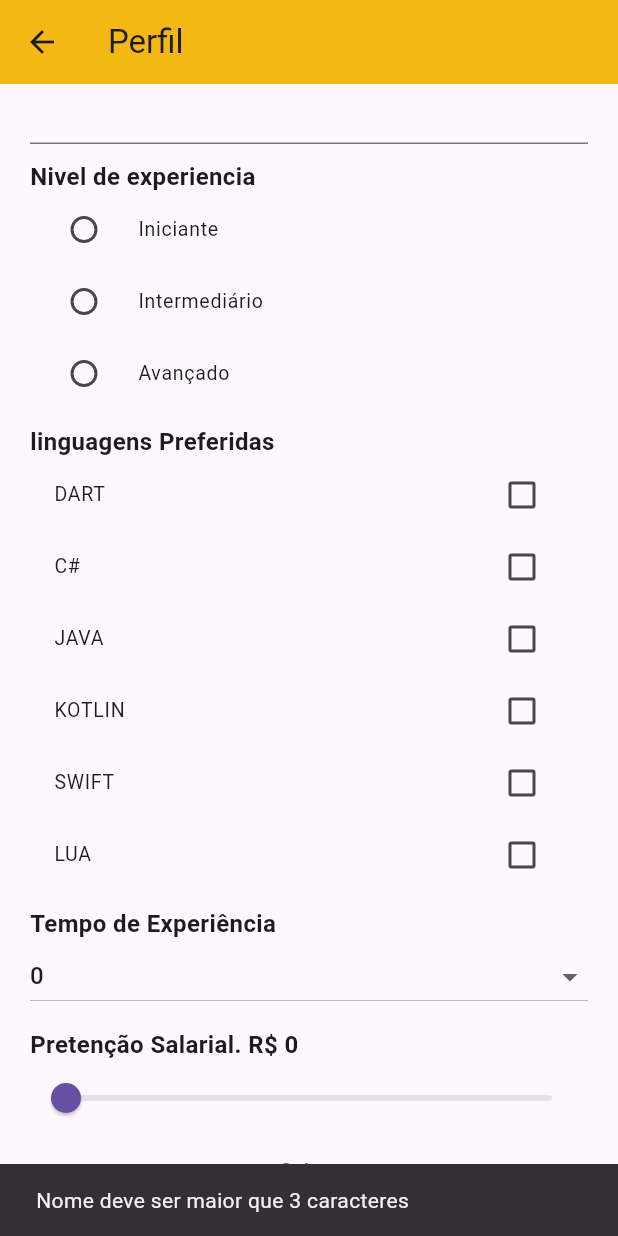
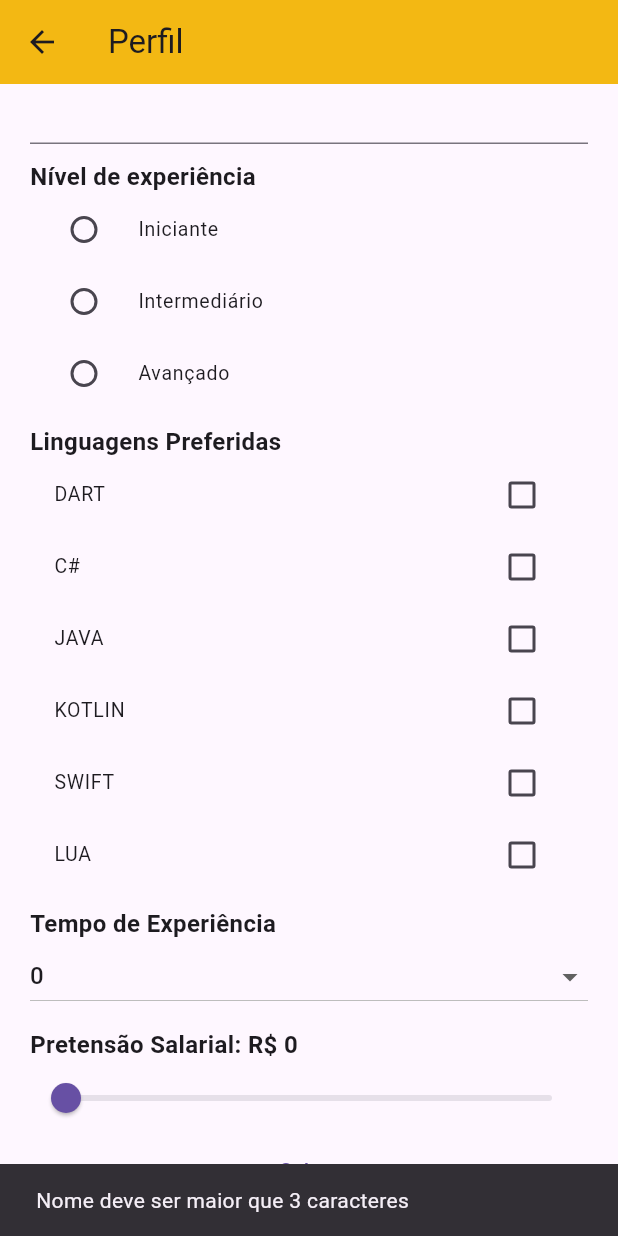
Before and after one commit to CelioFsDev/shared_preferences, a Flutter app: the TrilhaDadosCadastrais screen opened directly, scrolled down 142 dp, after a tap on "Salvar", on a phone screen of 412 x 824 dp. Run offline on Flutter 3.47's test engine with Material 3 defaults, Android fonts, the phone set to English and light mode, and no system bars; our stand-ins replace shared_preferences; accounts and stored records are empty.

Commit message:
refactor all

```diff
--- a/lib/main.dart
+++ b/lib/main.dart
@@ -1,5 +1,5 @@
 import 'package:flutter/material.dart';
-import 'package:shared_preferences/my_app.dart';
+import 'package:shared_preferences_dio/my_app.dart';
 
 void main(List<String> args) {
   runApp(TrilhaMyApp());
--- a/lib/my_app.dart
+++ b/lib/my_app.dart
@@ -1,16 +1,44 @@
 import 'package:flutter/material.dart';
-import 'package:shared_preferences/pages/drawer_page.dart';
-import 'package:shared_preferences/pages/login_page.dart';
+import 'package:shared_preferences/shared_preferences.dart';
+import 'package:shared_preferences_dio/pages/login_page.dart';
 
-class TrilhaMyApp extends StatelessWidget {
+class TrilhaMyApp extends StatefulWidget {
   const TrilhaMyApp({super.key});
 
   @override
+  State<TrilhaMyApp> createState() => _TrilhaMyAppState();
+}
+
+class _TrilhaMyAppState extends State<TrilhaMyApp> {
+  bool temaEscuro = false;
+  bool carregando = true;
+
+  @override
+  void initState() {
+    super.initState();
+    carregarPreferencias();
+  }
+
+  void carregarPreferencias() async {
+    final prefs = await SharedPreferences.getInstance();
+    final temaSalvo = prefs.getBool('tema_escuro') ?? false;
+
+    setState(() {
+      temaEscuro = temaSalvo;
+      carregando = false;
+    });
+  }
+
+  @override
   Widget build(BuildContext context) {
+    if (carregando) {
+      return const SizedBox.shrink(); // ou uma tela de loading
+    }
+
     return MaterialApp(
       debugShowCheckedModeBanner: false,
-      //theme: ThemeData.dark(),
-      home: TrilhaLoginPage(),
+      theme: temaEscuro ? ThemeData.dark() : ThemeData.light(),
+      home: const TrilhaLoginPage(),
     );
   }
 }
--- a/lib/pages/cardDetail.dart
+++ b/lib/pages/cardDetail.dart
@@ -1,5 +1,5 @@
 import 'package:flutter/material.dart';
-import 'package:shared_preferences/model/card_detail.dart';
+import 'package:shared_preferences_dio/model/card_detail.dart';
 
 class CardDetailPage extends StatelessWidget {
   final CardDetail cardDetail;
--- a/lib/pages/card_page.dart
+++ b/lib/pages/card_page.dart
@@ -1,7 +1,7 @@
 import 'package:flutter/material.dart';
-import 'package:shared_preferences/model/card_detail.dart';
-import 'package:shared_preferences/pages/cardDetail.dart';
-import 'package:shared_preferences/repositories/card_detail_repository.dart';
+import 'package:shared_preferences_dio/model/card_detail.dart';
+import 'package:shared_preferences_dio/pages/cardDetail.dart';
+import 'package:shared_preferences_dio/repositories/card_detail_repository.dart';
 
 class CardPage extends StatefulWidget {
   const CardPage({super.key});
--- a/lib/pages/dados_cadastrais.dart
+++ b/lib/pages/dados_cadastrais.dart
@@ -1,12 +1,11 @@
 import 'package:flutter/material.dart';
-import 'package:shared_preferences/repositories/linguagens_repository.dart';
-import 'package:shared_preferences/repositories/nivel_repository.dart';
-import 'package:shared_preferences/shared/widgets/text_label.dart';
+import 'package:shared_preferences/shared_preferences.dart';
+import 'package:shared_preferences_dio/repositories/linguagens_repository.dart';
+import 'package:shared_preferences_dio/repositories/nivel_repository.dart';
+import 'package:shared_preferences_dio/shared/widgets/text_label.dart';
 
 class TrilhaDadosCadastrais extends StatefulWidget {
-  const TrilhaDadosCadastrais({
-    super.key,
-  });
+  const TrilhaDadosCadastrais({super.key});
 
   @override
   State<TrilhaDadosCadastrais> createState() => _TrilhaDadosCadastraisState();
@@ -14,30 +13,60 @@ class TrilhaDadosCadastrais extends StatefulWidget {
 
 class _TrilhaDadosCadastraisState extends State<TrilhaDadosCadastrais> {
   TextEditingController nomeController = TextEditingController(text: '');
-  var dataNacimentoController = TextEditingController(text: '');
+  TextEditingController dataNacimentoController =
+      TextEditingController(text: '');
   DateTime? dataNacimento;
+
   var niveis = [];
   var nivelRepository = NivelRepository();
   var nivelSelecionado = '';
+
   var linguagens = [];
   var linguagensRepository = LinguagensRepository();
-  var linguagensSelecionadas = [];
+  var linguagensSelecionadas = <String>[];
+
   double salarioEscolhido = 0;
   int tempoExperiencia = 0;
   bool salvando = false;
 
+  late SharedPreferences prefs;
+
+  final String CHAVE_NOME = 'nome';
+  final String CHAVE_DATA = 'data_nascimento';
+  final String CHAVE_NIVEL = 'nivel';
+  final String CHAVE_LINGUAGENS = 'linguagens';
+  final String CHAVE_TEMPO = 'tempo';
+  final String CHAVE_SALARIO = 'salario';
+
   @override
   void initState() {
+    super.initState();
     niveis = nivelRepository.retornaNiveis();
     linguagens = linguagensRepository.retornaLinguagens();
-    super.initState();
+    carregarDados();
   }
 
-  //essa forma fica disponivel onde esta criado
+  Future<void> carregarDados() async {
+    prefs = await SharedPreferences.getInstance();
+
+    setState(() {
+      nomeController.text = prefs.getString(CHAVE_NOME) ?? '';
+      dataNacimentoController.text = prefs.getString(CHAVE_DATA) ?? '';
+      nivelSelecionado = prefs.getString(CHAVE_NIVEL) ?? '';
+      linguagensSelecionadas = prefs.getStringList(CHAVE_LINGUAGENS) ?? [];
+      tempoExperiencia = prefs.getInt(CHAVE_TEMPO) ?? 0;
+      salarioEscolhido = prefs.getDouble(CHAVE_SALARIO) ?? 0;
+    });
+
+    if (dataNacimentoController.text.isNotEmpty) {
+      dataNacimento = DateTime.tryParse(dataNacimentoController.text);
+    }
+  }
+
   Text returntext(String texto) {
     return Text(
       texto,
-      style: TextStyle(fontSize: 16, fontWeight: FontWeight.w700),
+      style: const TextStyle(fontSize: 16, fontWeight: FontWeight.w700),
     );
   }
 
@@ -59,48 +88,38 @@ class _TrilhaDadosCadastraisState extends State<TrilhaDadosCadastrais> {
     return Scaffold(
       appBar: AppBar(
         backgroundColor: Colors.amber,
-        title: Text('Perfil'),
+        title: const Text('Perfil'),
       ),
       body: SafeArea(
         child: Padding(
           padding: const EdgeInsets.symmetric(horizontal: 20, vertical: 20),
           child: salvando
-              ? Center(child: CircularProgressIndicator())
+              ? const Center(child: CircularProgressIndicator())
               : ListView(
                   children: [
-                    //Uma forma de add um texto por função criando widgets
-                    TextLabel(
-                      texto: 'Name',
-                    ),
+                    const TextLabel(texto: 'Nome'),
+                    TextField(controller: nomeController),
+                    const TextLabel(texto: 'Data de nascimento'),
                     TextField(
-                      controller: nomeController,
-                    ),
-                    //Uma forma de add um texto por widgets
-                    TextLabel(
-                      texto: 'Data de nascimento',
-                    ),
-
-                    TextField(
-                      readOnly: true, //para não fazer a escrita
+                      readOnly: true,
                       controller: dataNacimentoController,
                       onTap: () async {
                         var data = await showDatePicker(
                           context: context,
                           initialDate: DateTime(2000, 1, 1),
                           firstDate: DateTime(1900, 1, 1),
-                            lastDate: DateTime(2023, 12, 31));
+                          lastDate: DateTime(2025, 12, 31),
+                        );
                         if (data != null) {
                           dataNacimentoController.text = data.toString();
                           dataNacimento = data;
                         }
                       },
                     ),
-                    TextLabel(
-                      texto: 'Nivel de experiencia ',
-                    ),
+                    const TextLabel(texto: 'Nível de experiência'),
                     Column(
-                        children: niveis
-                            .map((nivel) => RadioListTile(
+                      children: niveis.map((nivel) {
+                        return RadioListTile(
                           dense: true,
                           title: Text(nivel.toString()),
                           selected: nivelSelecionado == nivel,
@@ -110,33 +129,31 @@ class _TrilhaDadosCadastraisState extends State<TrilhaDadosCadastrais> {
                             setState(() {
                               nivelSelecionado = value.toString();
                             });
-                                }))
-                            .toList()),
-
-                    TextLabel(
-                      texto: 'linguagens Preferidas',
+                          },
+                        );
+                      }).toList(),
                     ),
-
+                    const TextLabel(texto: 'Linguagens Preferidas'),
                     Column(
-                      children: linguagens
-                          .map((linguagem) => CheckboxListTile(
+                      children: linguagens.map((linguagem) {
+                        return CheckboxListTile(
                           dense: true,
                           title: Text(linguagem.toString()),
-                              selected: linguagensSelecionadas == linguagem,
+                          selected: linguagensSelecionadas.contains(linguagem),
                           value: linguagensSelecionadas.contains(linguagem),
                           onChanged: (value) {
+                            setState(() {
                               if (value!) {
                                 linguagensSelecionadas.add(linguagem);
                               } else {
                                 linguagensSelecionadas.remove(linguagem);
                               }
-                                setState(() {});
-                              }))
-                          .toList(),
+                            });
+                          },
+                        );
+                      }).toList(),
                     ),
-                    TextLabel(
-                      texto: 'Tempo de Experiência',
-                    ),
+                    const TextLabel(texto: 'Tempo de Experiência'),
                     DropdownButton(
                       value: tempoExperiencia,
                       isExpanded: true,
@@ -145,121 +162,107 @@ class _TrilhaDadosCadastraisState extends State<TrilhaDadosCadastrais> {
                         setState(() {
                           tempoExperiencia = int.parse(value.toString());
                         });
-                        }),
+                      },
+                    ),
                     TextLabel(
                         texto:
-                          'Pretenção Salarial. R\$ ${salarioEscolhido.round()}',
-                    ),
-
+                            'Pretensão Salarial: R\$ ${salarioEscolhido.round()}'),
                     Slider(
                       min: 0,
                       max: 20000,
                       value: salarioEscolhido,
-                        onChanged: (double value) {
+                      onChanged: (value) {
                         setState(() {
                           salarioEscolhido = value;
-                            print(value);
                         });
-                        }),
+                      },
+                    ),
+                    TextButton(
+                      onPressed: () async {
+                        if (nomeController.text.trim().length < 3) {
+                          ScaffoldMessenger.of(context).showSnackBar(
+                            const SnackBar(
+                              content:
+                                  Text('Nome deve ser maior que 3 caracteres'),
+                            ),
+                          );
+                          return;
+                        }
 
-                    TextButton(
-                      onPressed: () {
+                        if (dataNacimento == null) {
+                          ScaffoldMessenger.of(context).showSnackBar(
+                            const SnackBar(
+                              content: Text('Data de nascimento inválida'),
+                            ),
+                          );
+                          return;
+                        }
+
+                        if (nivelSelecionado.trim().isEmpty) {
+                          ScaffoldMessenger.of(context).showSnackBar(
+                            const SnackBar(
+                              content: Text('O nível deve ser selecionado'),
+                            ),
+                          );
+                          return;
+                        }
+
+                        if (linguagensSelecionadas.isEmpty) {
+                          ScaffoldMessenger.of(context).showSnackBar(
+                            const SnackBar(
+                              content: Text('Selecione ao menos 1 linguagem'),
+                            ),
+                          );
+                          return;
+                        }
+
+                        if (tempoExperiencia == 0) {
+                          ScaffoldMessenger.of(context).showSnackBar(
+                            const SnackBar(
+                              content: Text(
+                                  'Deve ter ao menos 1 ano de experiência'),
+                            ),
+                          );
+                          return;
+                        }
+
+                        if (salarioEscolhido <= 1412) {
+                          ScaffoldMessenger.of(context).showSnackBar(
+                            const SnackBar(
+                              content: Text(
+                                  'Pretensão salarial deve ser maior que o salário mínimo'),
+                            ),
+                          );
+                          return;
+                        }
+
+                        setState(() {
+                          salvando = true;
+                        });
+
+                        await prefs.setString(CHAVE_NOME, nomeController.text);
+                        await prefs.setString(
+                            CHAVE_DATA, dataNacimento.toString());
+                        await prefs.setString(CHAVE_NIVEL, nivelSelecionado);
+                        await prefs.setStringList(
+                            CHAVE_LINGUAGENS, linguagensSelecionadas);
+                        await prefs.setInt(CHAVE_TEMPO, tempoExperiencia);
+                        await prefs.setDouble(CHAVE_SALARIO, salarioEscolhido);
+
+                        await Future.delayed(const Duration(seconds: 2));
+
+                        ScaffoldMessenger.of(context).showSnackBar(
+                          const SnackBar(
+                              content: Text('Dados salvos com sucesso!')),
+                        );
+
                         setState(() {
                           salvando = false;
                         });
 
-                        if (nomeController.text.trim().length < 3) {
-                          ScaffoldMessenger.of(context).showSnackBar(
-                            SnackBar(
-                              content: Text(
-                                'Nome deve ser maior que 3 caracteres',
-                              ),
-                            ),
-                          );
-                          return;
-                        }
-                        if (dataNacimento == null) {
-                          ScaffoldMessenger.of(context).showSnackBar(
-                            SnackBar(
-                              content: Text(
-                                'Data de nascimento invalida',
-                              ),
-                            ),
-                          );
-                          return;
-                        }
-                        if (nivelSelecionado.trim() == "") {
-                          ScaffoldMessenger.of(context).showSnackBar(
-                            SnackBar(
-                              content: Text(
-                                'O nivel deve ser selecionado',
-                              ),
-                            ),
-                          );
-                          return;
-                        }
-                        if (linguagensSelecionadas.isEmpty) {
-                          ScaffoldMessenger.of(context).showSnackBar(
-                            SnackBar(
-                              content: Text(
-                                'Deve ser selecionado ao menos 1 linguagem',
-                              ),
-                            ),
-                          );
-                          return;
-                        }
-                        if (nivelSelecionado.trim() == "") {
-                          ScaffoldMessenger.of(context).showSnackBar(
-                            SnackBar(
-                              content: Text(
-                                'O nivel deve ser selecionado',
-                              ),
-                            ),
-                          );
-                          return;
-                        }
-                        if (tempoExperiencia == 0) {
-                          ScaffoldMessenger.of(context).showSnackBar(
-                            SnackBar(
-                              content: Text(
-                                'Deve ter ao menos 1 ano de experiência',
-                              ),
-                            ),
-                          );
-                          return;
-                        }
-                        if (salarioEscolhido <= 1412) {
-                          ScaffoldMessenger.of(context).showSnackBar(
-                            SnackBar(
-                              content: Text(
-                                'Pretenção salarial deve ser mais que ZERO',
-                              ),
-                            ),
-                          );
-                          return;
-                        }
-                        setState(() {
-                          salvando = true;
-                        });
-
-                        Future.delayed(Duration(seconds: 3), () {
-                          ScaffoldMessenger.of(context).showSnackBar(
-                            SnackBar(
-                              content: Text(
-                                'Pretenção salarial deve ser mais que ZERO',
-                              ),
-                            ),
-                          );
-                          //não precisa do setState
-                          setState(() {
-                            salvando = false;
-                          });
-                        });
                         Navigator.pop(context);
                       },
-                      child: Text(
-                        'Salvar',
-                      ),
+                      child: const Text('Salvar'),
                     ),
                   ],
                 ),
--- a/lib/pages/list_view_horizontal.dart
+++ b/lib/pages/list_view_horizontal.dart
@@ -1,5 +1,5 @@
 import 'package:flutter/material.dart';
-import 'package:shared_preferences/shared/widgets/app_images.dart';
+import 'package:shared_preferences_dio/shared/widgets/app_images.dart';
 
 class ListViewHorizontalPage extends StatefulWidget {
   const ListViewHorizontalPage({super.key});
--- a/lib/pages/list_view_vertical.dart
+++ b/lib/pages/list_view_vertical.dart
@@ -1,5 +1,5 @@
 import 'package:flutter/material.dart';
-import 'package:shared_preferences/shared/widgets/app_images.dart';
+import 'package:shared_preferences_dio/shared/widgets/app_images.dart';
 
 class ListViewVerticalPage extends StatefulWidget {
   const ListViewVerticalPage({super.key});
--- a/lib/pages/login_page.dart
+++ b/lib/pages/login_page.dart
@@ -1,6 +1,6 @@
 import 'package:flutter/material.dart';
-import 'package:shared_preferences/pages/drawer_page.dart';
-import 'package:shared_preferences/shared/widgets/app_images.dart';
+import 'package:shared_preferences_dio/pages/drawer_page.dart';
+import 'package:shared_preferences_dio/shared/widgets/app_images.dart';
 
 class TrilhaLoginPage extends StatefulWidget {
   const TrilhaLoginPage({super.key});
--- a/lib/pages/nova_tarefa_page.dart
+++ b/lib/pages/nova_tarefa_page.dart
@@ -1,6 +1,6 @@
 import 'package:flutter/material.dart';
-import 'package:shared_preferences/model/tarefa.dart';
-import 'package:shared_preferences/repositories/tarefa_repository.dart';
+import 'package:shared_preferences_dio/model/tarefa.dart';
+import 'package:shared_preferences_dio/repositories/tarefa_repository.dart';
 
 class TarefaPage extends StatefulWidget {
   const TarefaPage({super.key});
--- a/lib/repositories/card_detail_repository.dart
+++ b/lib/repositories/card_detail_repository.dart
@@ -1,5 +1,5 @@
-import 'package:shared_preferences/model/card_detail.dart';
-import 'package:shared_preferences/shared/widgets/app_images.dart';
+import 'package:shared_preferences_dio/model/card_detail.dart';
+import 'package:shared_preferences_dio/shared/widgets/app_images.dart';
 
 class CardDetailRepository {
   Future<CardDetail> get() async {
--- a/lib/repositories/tarefa_repository.dart
+++ b/lib/repositories/tarefa_repository.dart
@@ -1,4 +1,4 @@
-import 'package:shared_preferences/model/tarefa.dart';
+import 'package:shared_preferences_dio/model/tarefa.dart';
 
 class TarefaRepository {
   final List<Tarefa> _tarefas = [];
```
Also changed, not shown: lib/pages/configuracoes_page.dart (added, +147 -0 lines), lib/pages/drawer_page.dart (+5 -5 lines), lib/pages/numeros_aleatorios_page.dart (added, +84 -0 lines), lib/shared/widgets/custom_drawer.dart (+59 -3 lines), pubspec.yaml (+8 -2 lines), 4 other files. Lines whose indentation alone changed are shown as unchanged.
